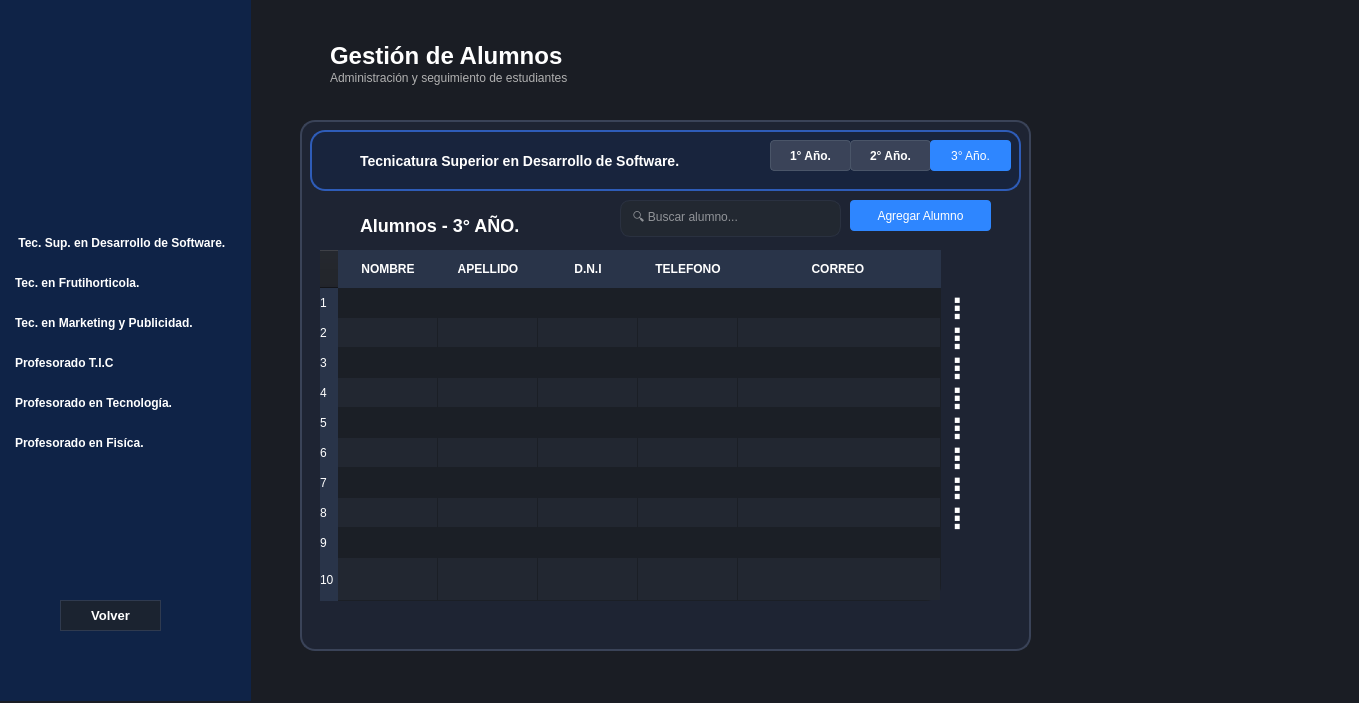
Old version of the form ui/interfaz_inicio.ui in the repository lugokevin69/proyecto_login.
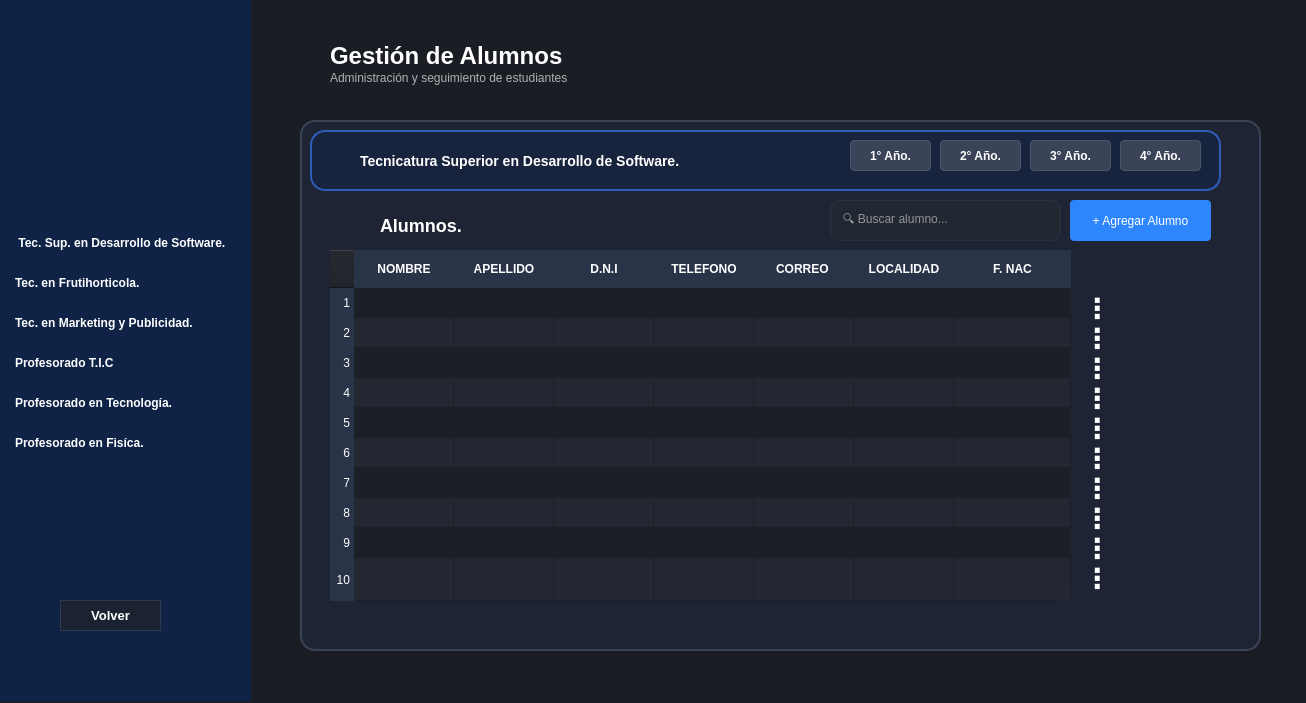
New version of the form. Icons and pictures are not drawn.

Commit message: agregamos boton 4anio. moficamos tabla de contenido y agregamos las variables

Diff of the .ui file:
```diff
--- a/ui/interfaz_inicio.ui
+++ b/ui/interfaz_inicio.ui
@@ -6,10 +6,16 @@
    <rect>
     <x>0</x>
     <y>0</y>
-    <width>1359</width>
+    <width>1306</width>
     <height>703</height>
    </rect>
   </property>
+  <property name="font">
+   <font>
+    <weight>75</weight>
+    <bold>true</bold>
+   </font>
+  </property>
   <property name="windowTitle">
    <string>MainWindow</string>
   </property>
@@ -750,7 +756,7 @@
      <rect>
       <x>300</x>
       <y>120</y>
-      <width>731</width>
+      <width>961</width>
       <height>531</height>
      </rect>
     </property>
@@ -772,7 +778,7 @@
       <rect>
        <x>10</x>
        <y>10</y>
-       <width>711</width>
+       <width>911</width>
        <height>61</height>
       </rect>
      </property>
@@ -794,7 +800,7 @@
        <rect>
         <x>50</x>
         <y>20</y>
-        <width>441</width>
+        <width>341</width>
         <height>21</height>
        </rect>
       </property>
@@ -815,34 +821,7 @@
        <string>Tecnicatura Superior en Desarrollo de Software.</string>
       </property>
      </widget>
-     <widget class="QPushButton" name="pushButton_13">
-      <property name="geometry">
-       <rect>
-        <x>460</x>
-        <y>10</y>
-        <width>81</width>
-        <height>31</height>
-       </rect>
-      </property>
-      <property name="styleSheet">
-       <string notr="true">QPushButton{
-    background-color: #3A4358;
-    color: white;
-    border: 1px solid #4A5568;
-    border-radius: 4px;
-    padding: 8px;
-    font-weight: bold;
-}
-
-QPushButton:hover{
-    background-color: #4A5568;
-}</string>
-      </property>
-      <property name="text">
-       <string>1° Año.</string>
-      </property>
-     </widget>
-     <widget class="QPushButton" name="pushButton_14">
+     <widget class="QPushButton" name="bt_anio1">
       <property name="geometry">
        <rect>
         <x>540</x>
@@ -866,32 +845,36 @@
 }</string>
       </property>
       <property name="text">
+       <string>1° Año.</string>
+      </property>
+     </widget>
+     <widget class="QPushButton" name="bt_anio2">
+      <property name="geometry">
+       <rect>
+        <x>630</x>
+        <y>10</y>
+        <width>81</width>
+        <height>31</height>
+       </rect>
+      </property>
+      <property name="styleSheet">
+       <string notr="true">QPushButton{
+    background-color: #3A4358;
+    color: white;
+    border: 1px solid #4A5568;
+    border-radius: 4px;
+    padding: 8px;
+    font-weight: bold;
+}
+
+QPushButton:hover{
+    background-color: #4A5568;
+}</string>
+      </property>
+      <property name="text">
        <string>2° Año.</string>
       </property>
      </widget>
-     <widget class="QPushButton" name="pushButton_15">
-      <property name="geometry">
-       <rect>
-        <x>620</x>
-        <y>10</y>
-        <width>81</width>
-        <height>31</height>
-       </rect>
-      </property>
-      <property name="styleSheet">
-       <string notr="true">QPushButton{
-	font: 87 8pt &quot;Arial Black&quot;;
-
-    background-color: #2E86FF;
-    color: white;
-    border: none;
-    border-radius: 4px;
-}</string>
-      </property>
-      <property name="text">
-       <string>3° Año.</string>
-      </property>
-     </widget>
      <widget class="QLabel" name="label_8">
       <property name="geometry">
        <rect>
@@ -916,13 +899,67 @@
        <bool>true</bool>
       </property>
      </widget>
+     <widget class="QPushButton" name="bt_anio3">
+      <property name="geometry">
+       <rect>
+        <x>720</x>
+        <y>10</y>
+        <width>81</width>
+        <height>31</height>
+       </rect>
+      </property>
+      <property name="styleSheet">
+       <string notr="true">QPushButton{
+    background-color: #3A4358;
+    color: white;
+    border: 1px solid #4A5568;
+    border-radius: 4px;
+    padding: 8px;
+    font-weight: bold;
+}
+
+QPushButton:hover{
+    background-color: #4A5568;
+}</string>
+      </property>
+      <property name="text">
+       <string>3° Año.</string>
+      </property>
+     </widget>
+     <widget class="QPushButton" name="bt_anio4">
+      <property name="geometry">
+       <rect>
+        <x>810</x>
+        <y>10</y>
+        <width>81</width>
+        <height>31</height>
+       </rect>
+      </property>
+      <property name="styleSheet">
+       <string notr="true">QPushButton{
+    background-color: #3A4358;
+    color: white;
+    border: 1px solid #4A5568;
+    border-radius: 4px;
+    padding: 8px;
+    font-weight: bold;
+}
+
+QPushButton:hover{
+    background-color: #4A5568;
+}</string>
+      </property>
+      <property name="text">
+       <string>4° Año.</string>
+      </property>
+     </widget>
     </widget>
     <widget class="QTableWidget" name="tabla_alumnos">
      <property name="geometry">
       <rect>
-       <x>20</x>
+       <x>30</x>
        <y>130</y>
-       <width>621</width>
+       <width>741</width>
        <height>351</height>
       </rect>
      </property>
@@ -1008,61 +1045,58 @@
      </attribute>
      <row>
       <property name="text">
-       <string>1</string>
+       <string>    1</string>
       </property>
      </row>
      <row>
       <property name="text">
-       <string>2</string>
+       <string>    2</string>
       </property>
      </row>
      <row>
       <property name="text">
-       <string>3</string>
+       <string>    3</string>
       </property>
      </row>
      <row>
       <property name="text">
-       <string>4</string>
+       <string>    4</string>
       </property>
      </row>
      <row>
       <property name="text">
-       <string>5</string>
+       <string>    5</string>
       </property>
      </row>
      <row>
       <property name="text">
-       <string>6</string>
+       <string>    6</string>
       </property>
      </row>
      <row>
       <property name="text">
-       <string>7</string>
+       <string>    7</string>
       </property>
      </row>
      <row>
       <property name="text">
-       <string>8</string>
+       <string>    8</string>
       </property>
      </row>
      <row>
       <property name="text">
-       <string>9</string>
+       <string>    9</string>
       </property>
      </row>
      <row>
       <property name="text">
-       <string>10</string>
+       <string>  10</string>
       </property>
      </row>
      <column>
       <property name="text">
        <string>NOMBRE</string>
       </property>
-      <property name="textAlignment">
-       <set>AlignCenter</set>
-      </property>
      </column>
      <column>
       <property name="text">
@@ -1084,6 +1118,16 @@
        <string>CORREO </string>
       </property>
      </column>
+     <column>
+      <property name="text">
+       <string>LOCALIDAD</string>
+      </property>
+     </column>
+     <column>
+      <property name="text">
+       <string>F. NAC</string>
+      </property>
+     </column>
      <item row="0" column="0">
       <property name="text">
        <string/>
@@ -1287,9 +1331,9 @@
     <widget class="QLabel" name="label_6">
      <property name="geometry">
       <rect>
-       <x>60</x>
+       <x>80</x>
        <y>90</y>
-       <width>441</width>
+       <width>101</width>
        <height>31</height>
       </rect>
      </property>
@@ -1307,7 +1351,7 @@
 }</string>
      </property>
      <property name="text">
-      <string>Alumnos - 3° AÑO.</string>
+      <string>Alumnos.</string>
      </property>
     </widget>
     <widget class="QLabel" name="label_7">
@@ -1335,10 +1379,10 @@
     <widget class="QLineEdit" name="lineEdit">
      <property name="geometry">
       <rect>
-       <x>320</x>
+       <x>530</x>
        <y>80</y>
-       <width>221</width>
-       <height>37</height>
+       <width>231</width>
+       <height>41</height>
       </rect>
      </property>
      <property name="styleSheet">
@@ -1364,23 +1408,30 @@
     <widget class="QPushButton" name="bt_agregar">
      <property name="geometry">
       <rect>
-       <x>550</x>
+       <x>770</x>
        <y>80</y>
        <width>141</width>
-       <height>31</height>
+       <height>41</height>
       </rect>
      </property>
      <property name="styleSheet">
       <string notr="true">QPushButton{
-	font: 87 8pt &quot;Arial Black&quot;;
+	 font-family: &quot;Segoe UI&quot;;
     background-color: #2E86FF;
     color: white;
     border: none;
     border-radius: 4px;
+}
+QPushButton:hover {
+    background-color: #1A73E8; /* Un azul un poco más oscuro */
+}
+
+QPushButton:pressed {
+    background-color: #1557B0; /* Un azul más intenso al hacer clic */
 }</string>
      </property>
      <property name="text">
-      <string>Agregar Alumno</string>
+      <string>+ Agregar Alumno</string>
      </property>
      <property name="icon">
       <iconset>
@@ -1390,7 +1441,7 @@
     <widget class="QLabel" name="label_34">
      <property name="geometry">
       <rect>
-       <x>10</x>
+       <x>30</x>
        <y>90</y>
        <width>41</width>
        <height>31</height>
@@ -1414,7 +1465,7 @@
     <widget class="QToolButton" name="toolButton">
      <property name="geometry">
       <rect>
-       <x>640</x>
+       <x>780</x>
        <y>170</y>
        <width>34</width>
        <height>37</height>
@@ -1436,7 +1487,7 @@
     <widget class="QToolButton" name="toolButton_2">
      <property name="geometry">
       <rect>
-       <x>640</x>
+       <x>780</x>
        <y>200</y>
        <width>34</width>
        <height>37</height>
@@ -1458,7 +1509,7 @@
     <widget class="QToolButton" name="toolButton_3">
      <property name="geometry">
       <rect>
-       <x>640</x>
+       <x>780</x>
        <y>230</y>
        <width>34</width>
        <height>37</height>
@@ -1480,7 +1531,7 @@
     <widget class="QToolButton" name="toolButton_4">
      <property name="geometry">
       <rect>
-       <x>640</x>
+       <x>780</x>
        <y>260</y>
        <width>34</width>
        <height>37</height>
@@ -1502,7 +1553,7 @@
     <widget class="QToolButton" name="toolButton_5">
      <property name="geometry">
       <rect>
-       <x>640</x>
+       <x>780</x>
        <y>290</y>
        <width>34</width>
        <height>37</height>
@@ -1524,7 +1575,7 @@
     <widget class="QToolButton" name="toolButton_6">
      <property name="geometry">
       <rect>
-       <x>640</x>
+       <x>780</x>
        <y>320</y>
        <width>34</width>
        <height>37</height>
@@ -1546,7 +1597,7 @@
     <widget class="QToolButton" name="toolButton_7">
      <property name="geometry">
       <rect>
-       <x>640</x>
+       <x>780</x>
        <y>350</y>
        <width>34</width>
        <height>37</height>
@@ -1568,7 +1619,7 @@
     <widget class="QToolButton" name="toolButton_8">
      <property name="geometry">
       <rect>
-       <x>640</x>
+       <x>780</x>
        <y>380</y>
        <width>34</width>
        <height>37</height>
@@ -1587,6 +1638,50 @@
       <string>⋮</string>
      </property>
     </widget>
+    <widget class="QToolButton" name="toolButton_9">
+     <property name="geometry">
+      <rect>
+       <x>780</x>
+       <y>410</y>
+       <width>34</width>
+       <height>37</height>
+      </rect>
+     </property>
+     <property name="styleSheet">
+      <string notr="true">QToolButton {
+         background-color: transparent;
+         border: none;
+         color: white;
+         font-size: 28px;
+         font-weight: bold;
+}</string>
+     </property>
+     <property name="text">
+      <string>⋮</string>
+     </property>
+    </widget>
+    <widget class="QToolButton" name="toolButton_10">
+     <property name="geometry">
+      <rect>
+       <x>780</x>
+       <y>440</y>
+       <width>34</width>
+       <height>37</height>
+      </rect>
+     </property>
+     <property name="styleSheet">
+      <string notr="true">QToolButton {
+         background-color: transparent;
+         border: none;
+         color: white;
+         font-size: 28px;
+         font-weight: bold;
+}</string>
+     </property>
+     <property name="text">
+      <string>⋮</string>
+     </property>
+    </widget>
    </widget>
    <widget class="QLabel" name="label_4">
     <property name="geometry">
```
Left out of the diff: 16 changed lines with no effect on the pictures. The commit also changes 1 other file.
